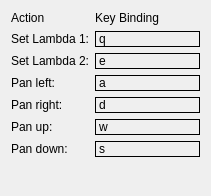
Old version of the form src/zhunter/ui/key_bindings.ui in the repository JPalmerio/zHunter.
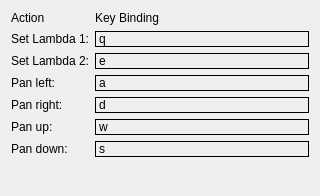
New version of the form.

Diff of the .ui file:
```diff
--- a/src/zhunter/ui/key_bindings.ui
+++ b/src/zhunter/ui/key_bindings.ui
@@ -6,7 +6,7 @@
    <rect>
     <x>0</x>
     <y>0</y>
-    <width>211</width>
+    <width>320</width>
     <height>196</height>
    </rect>
   </property>
```
